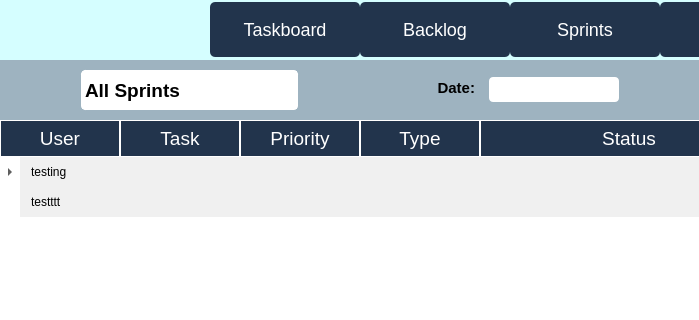
The window that code/Staging_Environment/Recovered/Staging_Environment_Recorverd/parentboard.ui (muazzamaqeel/Software-Project-CTS-5) describes before a commit, drawn with Qt 5; both pictures show x 0 to 699 and y 0 to 320 of the 1280 by 720 pixel window.
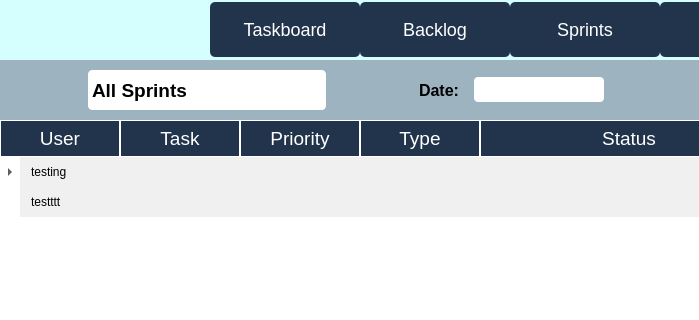
The same window after the commit. The open tabs and pages were chosen to show the change. Icons and pictures are not drawn.

What changed in the file:
```diff
--- a/code/Staging_Environment/Recovered/Staging_Environment_Recorverd/parentboard.ui
+++ b/code/Staging_Environment/Recovered/Staging_Environment_Recorverd/parentboard.ui
@@ -857,38 +857,35 @@
                  </spacer>
                 </item>
                 <item>
-                 <widget class="QTextBrowser" name="textBrowser">
+                 <widget class="QLabel" name="label">
                   <property name="minimumSize">
                    <size>
-                    <width>100</width>
-                    <height>35</height>
+                    <width>50</width>
+                    <height>30</height>
                    </size>
                   </property>
                   <property name="maximumSize">
                    <size>
-                    <width>100</width>
+                    <width>50</width>
                     <height>30</height>
                    </size>
                   </property>
+                  <property name="font">
+                   <font>
+                    <pointsize>12</pointsize>
+                    <bold>true</bold>
+                   </font>
+                  </property>
                   <property name="styleSheet">
                    <string notr="true">QLabel {
-background: transparent;
-font: 12pt Arial white;
-qproperty-alignment: 'AlignCenter';
+color: black;
 }</string>
                   </property>
-                  <property name="frameShape">
-                   <enum>QFrame::NoFrame</enum>
+                  <property name="text">
+                   <string>Date:</string>
                   </property>
-                  <property name="html">
-                   <string>&lt;!DOCTYPE HTML PUBLIC &quot;-//W3C//DTD HTML 4.0//EN&quot; &quot;http://www.w3.org/TR/REC-html40/strict.dtd&quot;&gt;
-&lt;html&gt;&lt;head&gt;&lt;meta name=&quot;qrichtext&quot; content=&quot;1&quot; /&gt;&lt;meta charset=&quot;utf-8&quot; /&gt;&lt;style type=&quot;text/css&quot;&gt;
-p, li { white-space: pre-wrap; }
-hr { height: 1px; border-width: 0; }
-li.unchecked::marker { content: &quot;\2610&quot;; }
-li.checked::marker { content: &quot;\2612&quot;; }
-&lt;/style&gt;&lt;/head&gt;&lt;body style=&quot; font-family:'Segoe UI'; font-size:9pt; font-weight:400; font-style:normal;&quot;&gt;
-&lt;p align=&quot;right&quot; style=&quot; margin-top:0px; margin-bottom:0px; margin-left:0px; margin-right:0px; -qt-block-indent:0; text-indent:0px;&quot;&gt;&lt;span style=&quot; font-size:11pt; font-weight:700; color:#000000;&quot;&gt;Date:&lt;/span&gt;&lt;/p&gt;&lt;/body&gt;&lt;/html&gt;</string>
+                  <property name="alignment">
+                   <set>Qt::AlignCenter</set>
                   </property>
                  </widget>
                 </item>
```
Left out of the diff: 72 changed lines with no effect on the pictures.
